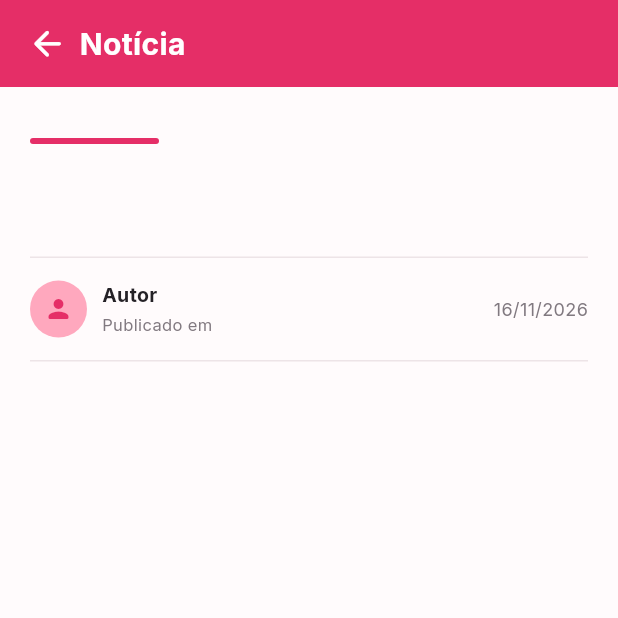
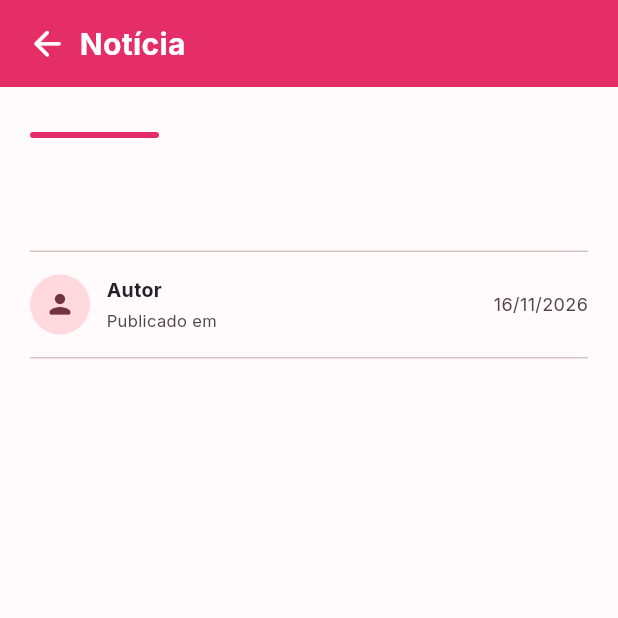
Before and after one commit to biaams-sys/jornalvirtual, a Flutter app: the NoticiaDetalhesScreen screen opened directly with empty values, on a phone screen of 412 x 824 dp, the top half of it. Run offline on Flutter 3.47's test engine with Material 3 defaults, Android fonts, the phone set to English and light mode, and no system bars; our stand-ins replace flutter_local_notifications, google_fonts, image_picker, shared_preferences, video_player; accounts and stored records are empty.

Commit message:
att mobile

```diff
--- a/flutter_jornal_comercial/lib/screens/noticia/noticia_detalhes_screen.dart
+++ b/flutter_jornal_comercial/lib/screens/noticia/noticia_detalhes_screen.dart
@@ -1,20 +1,27 @@
+
 import 'package:flutter/material.dart';
 
 import '../../core/constants/api_constants.dart';
-import '../../core/theme/app_colors.dart';
 import '../../models/noticia.dart';
 import '../../services/historico_noticias_service.dart';
 
 class NoticiaDetalhesScreen extends StatefulWidget {
   final Noticia noticia;
 
-  const NoticiaDetalhesScreen({super.key, required this.noticia});
+  const NoticiaDetalhesScreen({
+    super.key,
+    required this.noticia,
+  });
 
   @override
-  State<NoticiaDetalhesScreen> createState() => _NoticiaDetalhesScreenState();
+  State<NoticiaDetalhesScreen> createState() =>
+      _NoticiaDetalhesScreenState();
 }
 
-class _NoticiaDetalhesScreenState extends State<NoticiaDetalhesScreen> {
+class _NoticiaDetalhesScreenState
+    extends State<NoticiaDetalhesScreen> {
+  ColorScheme get _cores => Theme.of(context).colorScheme;
+
   @override
   void initState() {
     super.initState();
@@ -35,15 +42,19 @@ class _NoticiaDetalhesScreenState extends State<NoticiaDetalhesScreen> {
 
       var caminho = path.toString();
 
-      if (caminho.startsWith('http://') || caminho.startsWith('https://')) {
+      if (caminho.startsWith('http://') ||
+          caminho.startsWith('https://')) {
         return caminho;
       }
+
+      caminho = caminho.replaceFirst(RegExp(r'^/+'), '');
 
       if (caminho.startsWith('midias/')) {
         caminho = caminho.substring('midias/'.length);
       }
 
-      final baseUrl = ApiConstants.supabaseUrl.replaceFirst('/rest/v1', '');
+      final baseUrl =
+          ApiConstants.supabaseUrl.replaceFirst('/rest/v1', '');
 
       return '$baseUrl/storage/v1/object/public/midias/$caminho';
     }
@@ -62,11 +73,11 @@ class _NoticiaDetalhesScreenState extends State<NoticiaDetalhesScreen> {
     final imagem = _getImagem();
 
     return Scaffold(
-      backgroundColor: AppColors.background,
+      backgroundColor: Theme.of(context).scaffoldBackgroundColor,
       body: SafeArea(
         child: Column(
           children: [
-            _buildHeader(context),
+            _buildHeader(),
             Expanded(
               child: SingleChildScrollView(
                 physics: const BouncingScrollPhysics(),
@@ -75,7 +86,12 @@ class _NoticiaDetalhesScreenState extends State<NoticiaDetalhesScreen> {
                   children: [
                     if (imagem != null) _buildImagem(imagem),
                     Padding(
-                      padding: const EdgeInsets.fromLTRB(20, 34, 20, 40),
+                      padding: const EdgeInsets.fromLTRB(
+                        20,
+                        30,
+                        20,
+                        40,
+                      ),
                       child: _buildConteudo(),
                     ),
                   ],
@@ -88,29 +104,27 @@ class _NoticiaDetalhesScreenState extends State<NoticiaDetalhesScreen> {
     );
   }
 
-  Widget _buildHeader(BuildContext context) {
+  Widget _buildHeader() {
     return Container(
       height: 58,
       width: double.infinity,
-      color: AppColors.primary,
+      color: _cores.primary,
       child: Row(
         children: [
           IconButton(
-            onPressed: () {
-              Navigator.pop(context);
-            },
+            onPressed: () => Navigator.pop(context),
             padding: const EdgeInsets.only(left: 15),
-            icon: const Icon(
+            icon: Icon(
               Icons.arrow_back_rounded,
-              color: Colors.white,
+              color: _cores.onPrimary,
               size: 27,
             ),
           ),
           const SizedBox(width: 5),
-          const Text(
+          Text(
             'Notícia',
             style: TextStyle(
-              color: Colors.white,
+              color: _cores.onPrimary,
               fontSize: 20,
               fontWeight: FontWeight.w700,
             ),
@@ -134,14 +148,11 @@ class _NoticiaDetalhesScreenState extends State<NoticiaDetalhesScreen> {
             return Container(
               width: double.infinity,
               height: 225,
-              decoration: BoxDecoration(
-                color: AppColors.primaryLight,
-                borderRadius: BorderRadius.circular(18),
-              ),
-              child: const Center(
+              color: _cores.primaryContainer,
+              child: Center(
                 child: Icon(
                   Icons.image_not_supported_outlined,
-                  color: AppColors.primary,
+                  color: _cores.onPrimaryContainer,
                   size: 40,
                 ),
               ),
@@ -162,58 +173,65 @@ class _NoticiaDetalhesScreenState extends State<NoticiaDetalhesScreen> {
           width: 86,
           height: 4,
           decoration: BoxDecoration(
-            color: AppColors.primary,
+            color: _cores.primary,
             borderRadius: BorderRadius.circular(4),
           ),
         ),
+
         const SizedBox(height: 18),
+
         Text(
           widget.noticia.titulo,
-          style: const TextStyle(
-            color: AppColors.text,
+          style: TextStyle(
+            color: _cores.onSurface,
             fontSize: 30,
             height: 1.1,
             fontWeight: FontWeight.w800,
             letterSpacing: -0.8,
           ),
         ),
+
         if (widget.noticia.subtitulo?.isNotEmpty == true) ...[
           const SizedBox(height: 14),
           Text(
             widget.noticia.subtitulo!,
-            style: const TextStyle(
-              color: AppColors.textSecondary,
+            style: TextStyle(
+              color: _cores.onSurfaceVariant,
               fontSize: 17,
               height: 1.45,
               fontWeight: FontWeight.w400,
             ),
           ),
         ],
+
         const SizedBox(height: 24),
+
         Container(
           padding: const EdgeInsets.symmetric(vertical: 15),
-          decoration: const BoxDecoration(
+          decoration: BoxDecoration(
             border: Border(
-              top: BorderSide(color: AppColors.border),
-              bottom: BorderSide(color: AppColors.border),
+              top: BorderSide(color: _cores.outlineVariant),
+              bottom: BorderSide(color: _cores.outlineVariant),
             ),
           ),
           child: Row(
             children: [
               Container(
-                width: 38,
-                height: 38,
-                decoration: const BoxDecoration(
-                  color: AppColors.primaryLight,
+                width: 40,
+                height: 40,
+                decoration: BoxDecoration(
+                  color: _cores.primaryContainer,
                   shape: BoxShape.circle,
                 ),
-                child: const Icon(
+                child: Icon(
                   Icons.person_rounded,
-                  color: AppColors.primary,
-                  size: 20,
+                  color: _cores.onPrimaryContainer,
+                  size: 21,
                 ),
               ),
-              const SizedBox(width: 10),
+
+              const SizedBox(width: 11),
+
               Expanded(
                 child: Column(
                   crossAxisAlignment: CrossAxisAlignment.start,
@@ -222,38 +240,41 @@ class _NoticiaDetalhesScreenState extends State<NoticiaDetalhesScreen> {
                       autor?.isNotEmpty == true ? autor! : 'Autor',
                       maxLines: 1,
                       overflow: TextOverflow.ellipsis,
-                      style: const TextStyle(
-                        color: AppColors.text,
+                      style: TextStyle(
+                        color: _cores.onSurface,
                         fontSize: 13,
                         fontWeight: FontWeight.w700,
                       ),
                     ),
-                    const SizedBox(height: 2),
-                    const Text(
+                    const SizedBox(height: 3),
+                    Text(
                       'Publicado em',
                       style: TextStyle(
-                        color: AppColors.textSecondary,
+                        color: _cores.onSurfaceVariant,
                         fontSize: 11,
                       ),
                     ),
                   ],
                 ),
               ),
+
               Text(
                 _formatarData(widget.noticia.dataPublicacao),
-                style: const TextStyle(
-                  color: AppColors.textSecondary,
+                style: TextStyle(
+                  color: _cores.onSurfaceVariant,
                   fontSize: 12,
                 ),
               ),
             ],
           ),
         ),
+
         const SizedBox(height: 28),
+
         Text(
           widget.noticia.texto,
-          style: const TextStyle(
-            color: AppColors.text,
+          style: TextStyle(
+            color: _cores.onSurface,
             fontSize: 16,
             height: 1.8,
             fontWeight: FontWeight.w400,
```
Also changed, not shown: flutter_jornal_comercial/lib/screens/configuracoes/config.dart (+131 -40 lines), flutter_jornal_comercial/lib/widgets/comentarios_modal.dart (+129 -65 lines), 1 other file.
